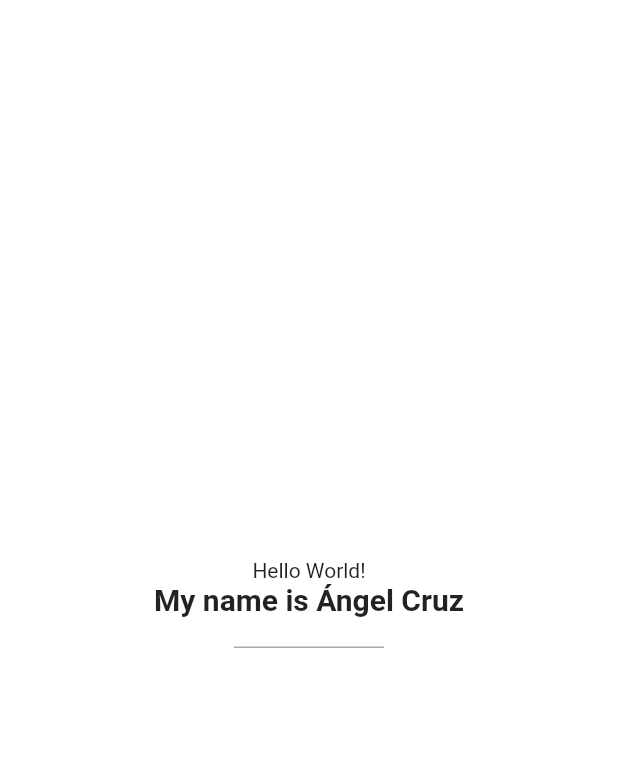
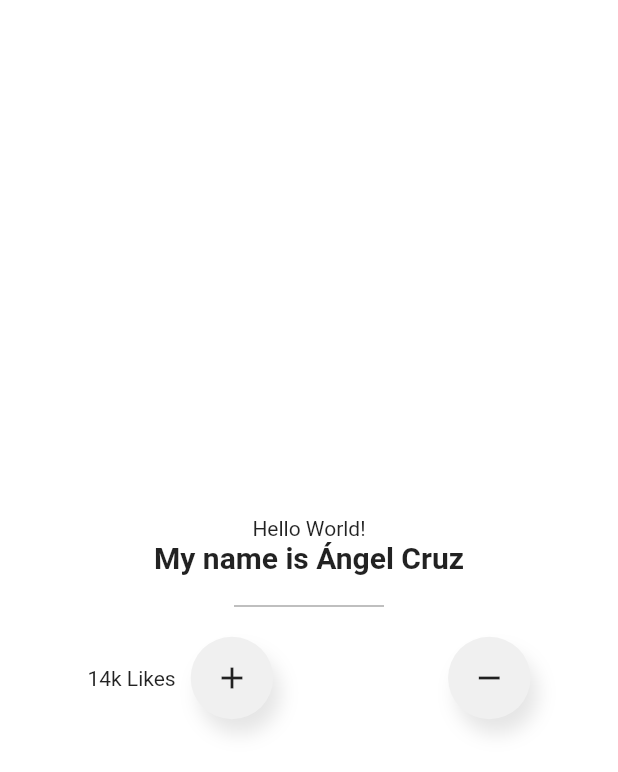
Before and after one commit to AngelCruzL/learning-flutter, a Flutter app: the screen it shows after launch, on a phone screen of 412 x 824 dp. Shown: the top 772 px of the screen. Run offline on Flutter 3.47's test engine with Material 2 defaults, Android fonts, the phone set to English and light mode, and no system bars.

```diff
--- a/lib/pages/home_page.dart
+++ b/lib/pages/home_page.dart
@@ -1,4 +1,5 @@
 import 'package:flutter/material.dart';
+import 'package:my_first_flutter_app/widgets/circle_container.dart';
 
 class HomePage extends StatelessWidget {
   @override
@@ -30,7 +31,24 @@ class HomePage extends StatelessWidget {
                 width: 100,
                 margin: EdgeInsets.symmetric(vertical: 20),
                 color: Color(0xffaaaaaa),
-              )
+              ),
+              Row(
+                  mainAxisAlignment: MainAxisAlignment.spaceAround,
+                  mainAxisSize: MainAxisSize.max,
+                  children: <Widget>[
+                    Row(
+                      children: <Widget>[
+                        Text('14k Likes'),
+                        SizedBox(width: 10),
+                        CircleContainer(
+                            child: Icon(Icons.add), width: 55, height: 55)
+                      ],
+                    ),
+                    CircleContainer(
+                        child: Icon(Icons.remove),
+                        width: 55,
+                        height: 55)
+                  ])
             ],
           ),
         ),
```
